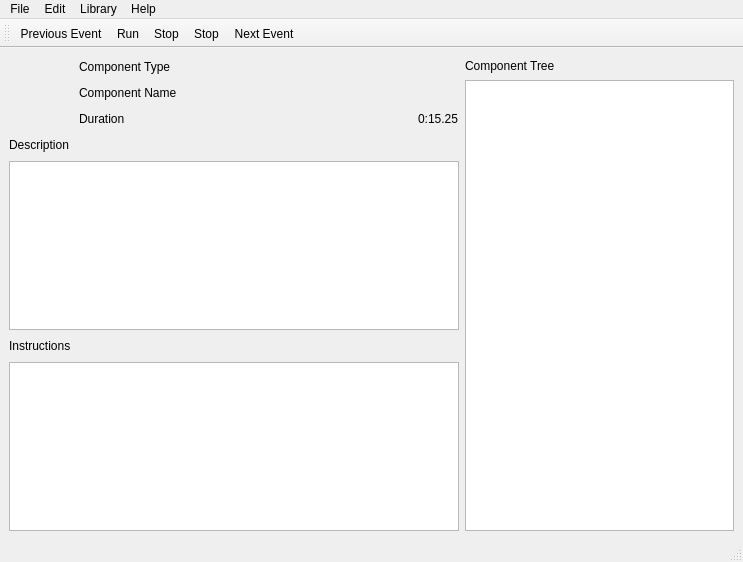
Old version of the form UI/Forms/MainWindow.ui in the repository jameskyle/KExperiment.
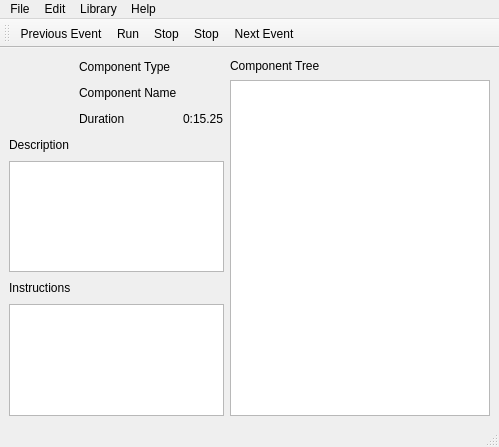
New version of the form. Icons and pictures are not drawn.

The edit to the form file:
```diff
--- a/UI/Forms/MainWindow.ui
+++ b/UI/Forms/MainWindow.ui
@@ -6,17 +6,20 @@
    <rect>
     <x>0</x>
     <y>0</y>
-    <width>743</width>
-    <height>562</height>
+    <width>499</width>
+    <height>447</height>
    </rect>
   </property>
   <property name="windowTitle">
    <string>MainWindow</string>
   </property>
   <widget class="QWidget" name="centralwidget">
-   <layout class="QHBoxLayout" name="horizontalLayout_7">
-    <item>
+   <layout class="QGridLayout" name="gridLayout_2">
+    <item row="0" column="0">
      <layout class="QVBoxLayout" name="verticalLayout_5">
+      <property name="sizeConstraint">
+       <enum>QLayout::SetFixedSize</enum>
+      </property>
       <item>
        <layout class="QHBoxLayout" name="horizontalLayout_4">
         <item>
@@ -208,7 +211,7 @@
       </item>
      </layout>
     </item>
-    <item>
+    <item row="0" column="1">
      <layout class="QVBoxLayout" name="verticalLayout">
       <item>
        <layout class="QHBoxLayout" name="horizontalLayout_9">
@@ -244,7 +247,7 @@
        <widget class="QTreeView" name="componentTreeView">
         <property name="minimumSize">
          <size>
-          <width>243</width>
+          <width>260</width>
           <height>0</height>
          </size>
         </property>
@@ -292,7 +295,7 @@
     <rect>
      <x>0</x>
      <y>0</y>
-     <width>743</width>
+     <width>499</width>
      <height>22</height>
     </rect>
    </property>
```
